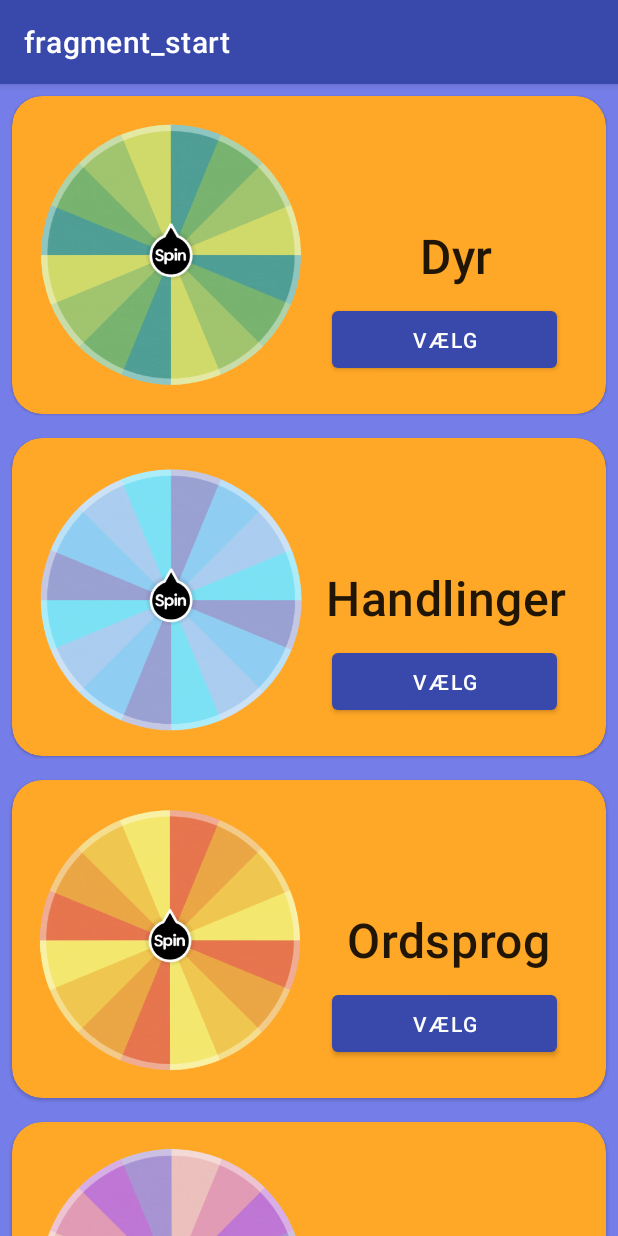
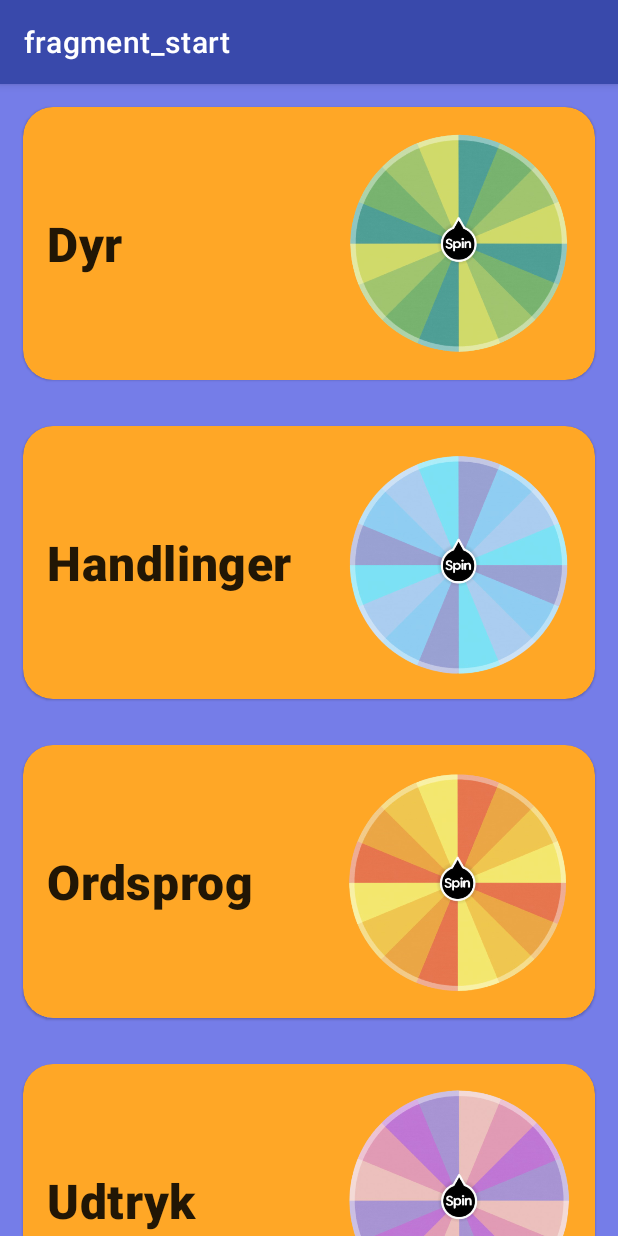
Before and after one commit to thamaralinnea1/s205337_Lykkehjulet, an Android app: the screen it shows after launch (MainActivity), on a phone screen of 412 x 824 dp. Run offline under Robolectric (Android 15) with nearby library versions, the phone set to English and light mode, and no system bars; our stand-ins replace navigation-ui.

Commit message:
layout modified

```diff
--- a/app/src/main/res/layout/list_item.xml
+++ b/app/src/main/res/layout/list_item.xml
@@ -1,14 +1,15 @@
 <?xml version="1.0" encoding="utf-8"?>
 
-<com.google.android.material.card.MaterialCardView xmlns:android="http://schemas.android.com/apk/res/android"
+<com.google.android.material.card.MaterialCardView
+    xmlns:android="http://schemas.android.com/apk/res/android"
     xmlns:app="http://schemas.android.com/apk/res-auto"
     xmlns:tools="http://schemas.android.com/tools"
+    android:id="@+id/cardview"
     android:layout_width="match_parent"
     android:layout_height="wrap_content"
-    android:layout_margin="8dp"
+    android:layout_margin="15dp"
     app:cardBackgroundColor="@color/orange"
-    app:cardCornerRadius="20dp"
-    android:layout_marginBottom="20dp">
+    app:cardCornerRadius="20dp">
 
     <androidx.constraintlayout.widget.ConstraintLayout
         android:layout_width="match_parent"
@@ -17,11 +18,11 @@
 
         <ImageView
             android:id="@+id/category_image"
-            android:layout_width="180dp"
-            android:layout_height="180dp"
+            android:layout_width="150dp"
+            android:layout_height="150dp"
             android:importantForAccessibility="no"
             android:scaleType="centerInside"
-            app:layout_constraintStart_toStartOf="parent"
+            app:layout_constraintEnd_toEndOf="parent"
             app:layout_constraintTop_toTopOf="parent"
             tools:ignore="MissingConstraints" />
 
@@ -31,22 +32,10 @@
             android:layout_height="wrap_content"
             android:textAppearance="?attr/textAppearanceHeadline6"
             android:textSize="32sp"
+            android:textStyle="bold"
             app:layout_constraintBottom_toBottomOf="@+id/category_image"
-            app:layout_constraintEnd_toEndOf="parent"
-            app:layout_constraintHorizontal_bias="0.56"
-            app:layout_constraintStart_toEndOf="@+id/category_image"
+           android:layout_marginStart="40dp"
             app:layout_constraintTop_toTopOf="@+id/category_image"
-            tools:ignore="MissingConstraints" />
-
-        <Button
-            android:id="@+id/category_button"
-            android:layout_width="150dp"
-            android:layout_height="50dp"
-            android:text="Vælg"
-            app:layout_constraintBottom_toBottomOf="parent"
-            app:layout_constraintEnd_toEndOf="parent"
-            app:layout_constraintStart_toEndOf="@+id/category_image"
-            app:layout_constraintTop_toBottomOf="@+id/item_title"
             tools:ignore="MissingConstraints" />
 
     </androidx.constraintlayout.widget.ConstraintLayout>
```
